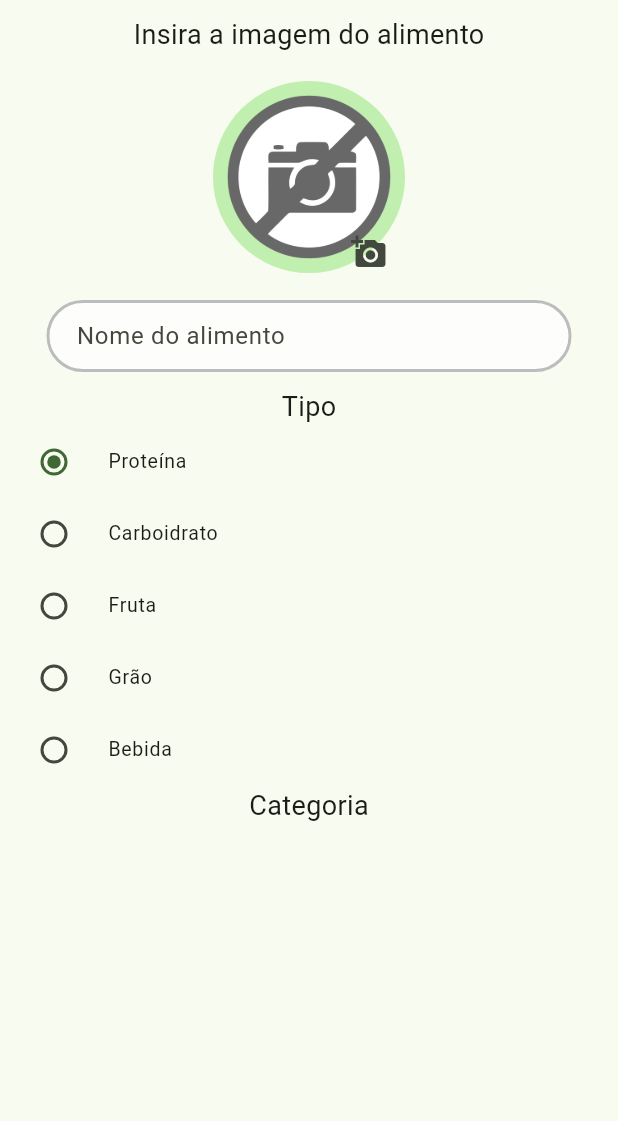
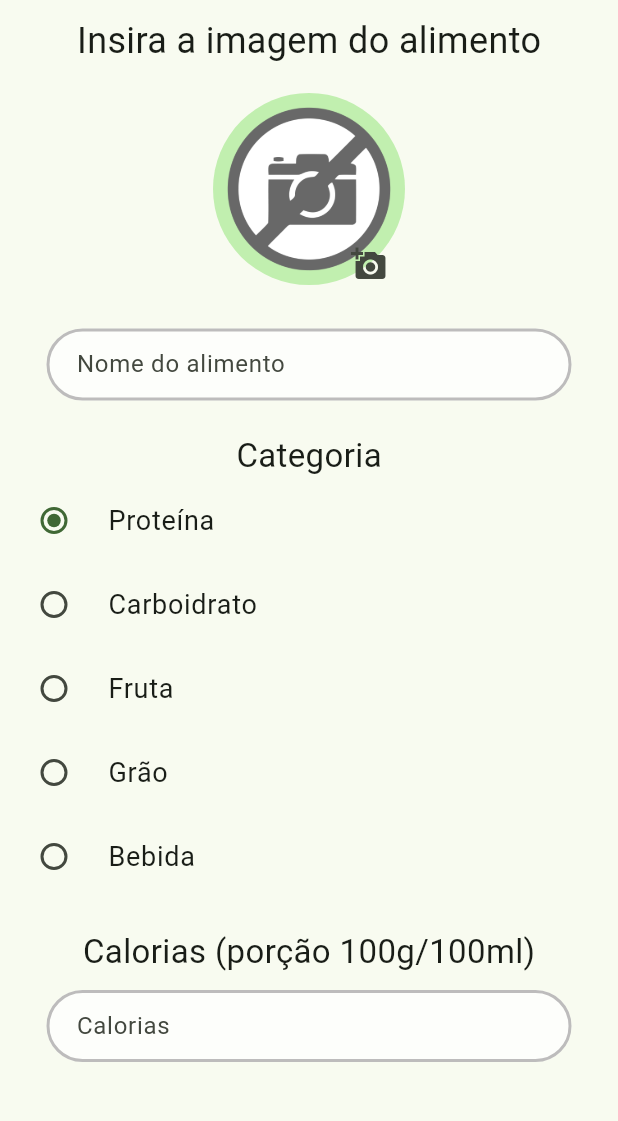
Before and after one commit to silva-luiz/app-nutricao, a Flutter app: the NewFoodPage screen opened by its route, on a phone screen of 412 x 824 dp, the part 84-1205 px from its top. Run offline on Flutter 3.47's test engine with Material 3 defaults, Android fonts, the phone set to English and light mode, and no system bars; our stand-ins replace image_picker, sqflite; accounts and stored records are empty.

Commit message:
register food page created

```diff
--- a/lib/_utils/utils.dart
+++ b/lib/_utils/utils.dart
@@ -11,3 +11,7 @@ pickImage(ImageSource source) async {
   }
   print('No Image Selected');
 }
+
+void changeRoute(BuildContext context, route) {
+  Navigator.pushNamed(context, route);
+}
--- a/lib/components/food_type_radio.dart
+++ b/lib/components/food_type_radio.dart
@@ -17,9 +17,11 @@ class _FoodTypeRadioState extends State<FoodTypeRadio> {
     return Column(
       children: <Widget>[
         RadioListTile(
-          title: const Text("Proteína"),
+          title: const Text(
+            "Proteína",
+            style: TextStyle(fontSize: 18),
+          ),
           value: FoodType.proteina,
-          dense: true,
           groupValue: _selectedValue,
           onChanged: (value) {
             setState(
@@ -29,11 +31,12 @@ class _FoodTypeRadioState extends State<FoodTypeRadio> {
             );
           },
         ),
-
         RadioListTile(
-          title: const Text("Carboidrato"),
+          title: const Text(
+            "Carboidrato",
+            style: TextStyle(fontSize: 18),
+          ),
           value: FoodType.carboidrato,
-          dense: true,
           groupValue: _selectedValue,
           onChanged: (value) {
             setState(
@@ -43,11 +46,12 @@ class _FoodTypeRadioState extends State<FoodTypeRadio> {
             );
           },
         ),
-
         RadioListTile(
-          title: const Text("Fruta"),
+          title: const Text(
+            "Fruta",
+            style: TextStyle(fontSize: 18),
+          ),
           value: FoodType.fruta,
-          dense: true,
           groupValue: _selectedValue,
           onChanged: (value) {
             setState(
@@ -57,11 +61,12 @@ class _FoodTypeRadioState extends State<FoodTypeRadio> {
             );
           },
         ),
-
         RadioListTile(
-          title: const Text("Grão"),
+          title: const Text(
+            "Grão",
+            style: TextStyle(fontSize: 18),
+          ),
           value: FoodType.grao,
-          dense: true,
           groupValue: _selectedValue,
           onChanged: (value) {
             setState(
@@ -71,11 +76,12 @@ class _FoodTypeRadioState extends State<FoodTypeRadio> {
             );
           },
         ),
-
         RadioListTile(
-          title: const Text("Bebida"),
+          title: const Text(
+            "Bebida",
+            style: TextStyle(fontSize: 18),
+          ),
           value: FoodType.bebida,
-          dense: true,
           groupValue: _selectedValue,
           onChanged: (value) {
             setState(
--- a/lib/pages/login.dart
+++ b/lib/pages/login.dart
@@ -157,7 +157,7 @@ class _LoginPageState extends State<LoginPage> {
   void _showForm() async {
     showModalBottomSheet(
       context: context,
-      elevation: 5,
+      elevation: 1,
       isScrollControlled: true,
       builder: (_) => SafeArea(
         top: true,
@@ -166,7 +166,7 @@ class _LoginPageState extends State<LoginPage> {
             key: _modalFormKey,
             child: Center(
               child: Padding(
-                padding: const EdgeInsets.all(15.0),
+                padding: const EdgeInsets.all(12.0),
                 child: Column(
                   mainAxisAlignment: MainAxisAlignment.center,
                   children: [
--- a/lib/pages/new_food.dart
+++ b/lib/pages/new_food.dart
@@ -1,8 +1,10 @@
-import 'package:app_nutricao/_core/color_list.dart';
-import 'package:app_nutricao/_core/input_style.dart';
-import 'package:app_nutricao/components/avatar.dart';
-import 'package:app_nutricao/components/food_type_radio.dart';
+import 'package:app_nutricao/components/custom_button.dart';
 import 'package:flutter/material.dart';
+
+import '../_core/color_list.dart';
+import '../_core/input_style.dart';
+import '../components/avatar.dart';
+import '../components/food_type_radio.dart';
 
 class NewFoodPage extends StatefulWidget {
   const NewFoodPage({super.key});
@@ -12,6 +14,11 @@ class NewFoodPage extends StatefulWidget {
 }
 
 class _NewFoodPageState extends State<NewFoodPage> {
+  final TextEditingController _caloriesController = TextEditingController();
+  final TextEditingController _foodNameController = TextEditingController();
+
+  final _formKey = GlobalKey<FormState>();
+
   @override
   Widget build(BuildContext context) {
     return Scaffold(
@@ -34,14 +41,20 @@ class _NewFoodPageState extends State<NewFoodPage> {
         ],
         backgroundColor: AppColors.primaryColor,
       ),
-      body: SingleChildScrollView(
+      body: Padding(
+        padding: const EdgeInsets.only(bottom: 45),
+        child: SingleChildScrollView(
           child: Form(
+              key: _formKey,
               child: Center(
                 child: Column(
                   children: [
                     const Padding(
                       padding: EdgeInsets.all(10.0),
-                child: Text('Insira a imagem do alimento', style: TextStyle(fontSize: 18),),
+                      child: Text(
+                        'Insira a imagem do alimento',
+                        style: TextStyle(fontSize: 24),
+                      ),
                     ),
                     const Padding(
                       padding: EdgeInsets.all(8.0),
@@ -51,28 +64,73 @@ class _NewFoodPageState extends State<NewFoodPage> {
                       padding: const EdgeInsets.all(10.0),
                       child: SizedBox(
                         width: 350,
+                        child: Padding(
+                          padding: const EdgeInsets.only(top: 11.0, bottom: 11.0),
                           child: TextFormField(
+                             validator: (value) {
+                        if (value == null || value.length < 2) {
+                          return 'Por favor, digite um alimento válido';
+                        }
+                        return null;
+                      },
+                            controller: _foodNameController,
                             decoration: textInputDecoration("Nome do alimento"),
                           ),
                         ),
                       ),
+                    ),
                     const Text(
-                'Tipo',
+                      'Categoria',
                       style: TextStyle(
-                  fontSize: 18,
+                        fontSize: 22,
                       ),
                     ),
                     const FoodTypeRadio(),
+                    const SizedBox(
+                      height: 20,
+                    ),
                     const Text(
-                "Categoria",
+                      "Calorias (porção 100g/100ml)",
                       style: TextStyle(
-                  fontSize: 18,
+                        fontSize: 22,
                       ),
                     ),
+                    SizedBox(
+                      width: 350,
+                      child: Padding(
+                        padding: const EdgeInsets.only(top: 10.0, bottom: 11.0),
+                        child: TextFormField(
+                           validator: (value) {
+                        if (value == null || value.isEmpty) {
+                          return 'Por favor, digite um valor calórico válido';
+                        }
+                        return null;
+                      },
+                          controller: _caloriesController,
+                          keyboardType: TextInputType.number,
+                          decoration: textInputDecoration("Calorias"),
+                        ),
+                      ),
+                    ),
+                    const SizedBox(
+                      width: 20,
+                    ),
+                    CustomButton(350, "Adicionar Alimento", registerButtonClicked),
                   ],
                 ),
               )),
         ),
+      ),
     );
   }
+
+    registerButtonClicked() {
+    if (_formKey.currentState!.validate()) {
+      print('Form ok');
+    } else {
+      print('Form nok');
+      ScaffoldMessenger.of(context).showSnackBar(const SnackBar(
+          content: Text("Por favor, preencha corretamente todos os campos!")));
     }
+  }
+}
--- a/lib/routes/routes.dart
+++ b/lib/routes/routes.dart
@@ -1,5 +1,6 @@
 import 'package:app_nutricao/pages/login.dart';
 import 'package:app_nutricao/pages/new_food.dart';
+import 'package:app_nutricao/pages/new_menu.dart';
 import 'package:flutter/material.dart';
 
 class AppRoutes {
@@ -7,7 +8,7 @@ class AppRoutes {
     return {
       '/login': (context) => const LoginPage(),
       '/new_food': (context) => const NewFoodPage(),
-      //'/new_menu': (context) => const NewMenuPage(),
+      '/new_menu': (context) => const NewMenuPage(),
     };
   }
 
```
Also changed, not shown: lib/main.dart (+3 -5 lines), lib/pages/add_page.dart (+4 -6 lines), lib/pages/new_menu.dart (added, +74 -0 lines), pubspec.lock. Lines whose indentation alone changed are shown as unchanged.
